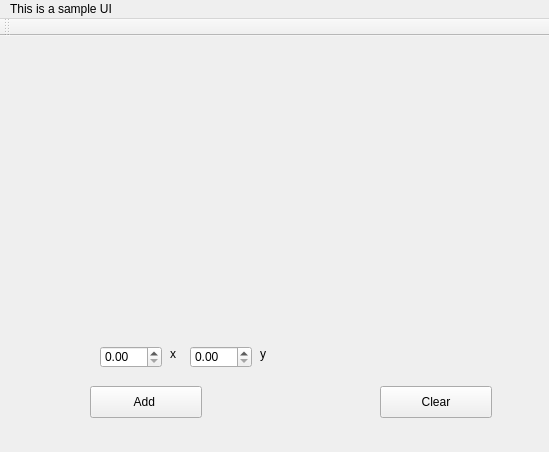
Alessandro100/QT-sample-project, file mainwindow.ui: the form before one commit.
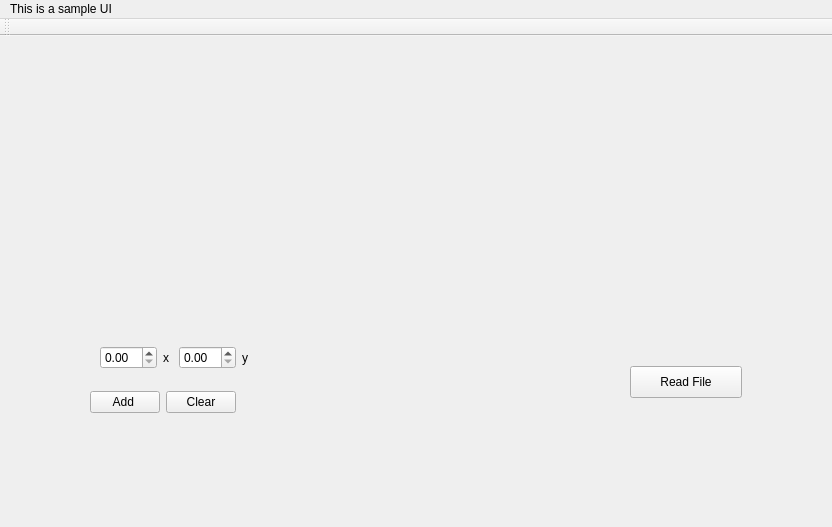
The form after the commit. Custom widgets are drawn as their Qt base class.

Commit message: proof of concept load excel data into graph

Patch:
```diff
--- a/mainwindow.ui
+++ b/mainwindow.ui
@@ -6,8 +6,8 @@
    <rect>
     <x>0</x>
     <y>0</y>
-    <width>549</width>
-    <height>452</height>
+    <width>832</width>
+    <height>527</height>
    </rect>
   </property>
   <property name="windowTitle">
@@ -24,77 +24,86 @@
      </rect>
     </property>
    </widget>
-   <widget class="QDoubleSpinBox" name="bx_x">
+   <widget class="QPushButton" name="btn_read">
+    <property name="geometry">
+     <rect>
+      <x>630</x>
+      <y>330</y>
+      <width>112</width>
+      <height>32</height>
+     </rect>
+    </property>
+    <property name="text">
+     <string>Read File</string>
+    </property>
+   </widget>
+   <widget class="QCustomPlot" name="excel_plot" native="true">
+    <property name="geometry">
+     <rect>
+      <x>469</x>
+      <y>29</y>
+      <width>341</width>
+      <height>191</height>
+     </rect>
+    </property>
+   </widget>
+   <widget class="QWidget" name="">
     <property name="geometry">
      <rect>
       <x>100</x>
       <y>310</y>
-      <width>62</width>
-      <height>22</height>
+      <width>152</width>
+      <height>23</height>
      </rect>
     </property>
+    <layout class="QHBoxLayout" name="horizontalLayout">
+     <item>
+      <widget class="QDoubleSpinBox" name="bx_x"/>
+     </item>
+     <item>
+      <widget class="QLabel" name="label">
+       <property name="text">
+        <string>x</string>
+       </property>
+      </widget>
+     </item>
+     <item>
+      <widget class="QDoubleSpinBox" name="bx_y"/>
+     </item>
+     <item>
+      <widget class="QLabel" name="label_2">
+       <property name="text">
+        <string>y</string>
+       </property>
+      </widget>
+     </item>
+    </layout>
    </widget>
-   <widget class="QDoubleSpinBox" name="bx_y">
-    <property name="geometry">
-     <rect>
-      <x>190</x>
-      <y>310</y>
-      <width>62</width>
-      <height>22</height>
-     </rect>
-    </property>
-   </widget>
-   <widget class="QPushButton" name="btn_clear">
-    <property name="geometry">
-     <rect>
-      <x>380</x>
-      <y>350</y>
-      <width>112</width>
-      <height>32</height>
-     </rect>
-    </property>
-    <property name="text">
-     <string>Clear</string>
-    </property>
-   </widget>
-   <widget class="QPushButton" name="btn_add">
+   <widget class="QWidget" name="">
     <property name="geometry">
      <rect>
       <x>90</x>
       <y>350</y>
-      <width>112</width>
+      <width>146</width>
       <height>32</height>
      </rect>
     </property>
-    <property name="text">
-     <string>Add </string>
-    </property>
-   </widget>
-   <widget class="QLabel" name="label">
-    <property name="geometry">
-     <rect>
-      <x>170</x>
-      <y>310</y>
-      <width>58</width>
-      <height>16</height>
-     </rect>
-    </property>
-    <property name="text">
-     <string>x</string>
-    </property>
-   </widget>
-   <widget class="QLabel" name="label_2">
-    <property name="geometry">
-     <rect>
-      <x>260</x>
-      <y>310</y>
-      <width>16</width>
-      <height>16</height>
-     </rect>
-    </property>
-    <property name="text">
-     <string>y</string>
-    </property>
+    <layout class="QHBoxLayout" name="horizontalLayout_2">
+     <item>
+      <widget class="QPushButton" name="btn_add">
+       <property name="text">
+        <string>Add </string>
+       </property>
+      </widget>
+     </item>
+     <item>
+      <widget class="QPushButton" name="btn_clear">
+       <property name="text">
+        <string>Clear</string>
+       </property>
+      </widget>
+     </item>
+    </layout>
    </widget>
   </widget>
   <widget class="QMenuBar" name="menubar">
@@ -102,7 +111,7 @@
     <rect>
      <x>0</x>
      <y>0</y>
-     <width>549</width>
+     <width>832</width>
      <height>22</height>
     </rect>
    </property>
```
The commit also changes 3 other files.
